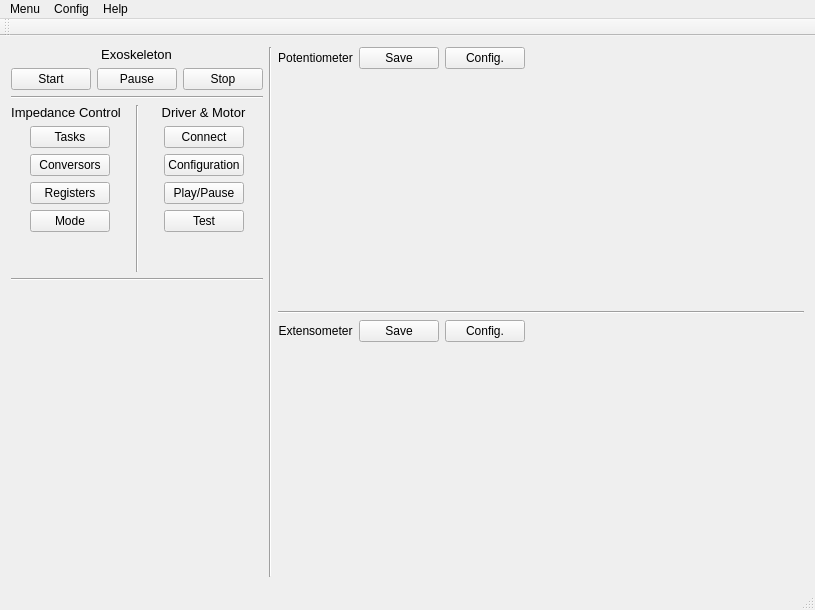
Above: mainwindow.ui from dkyabuki/ICT before the change. Below: the same form after it.
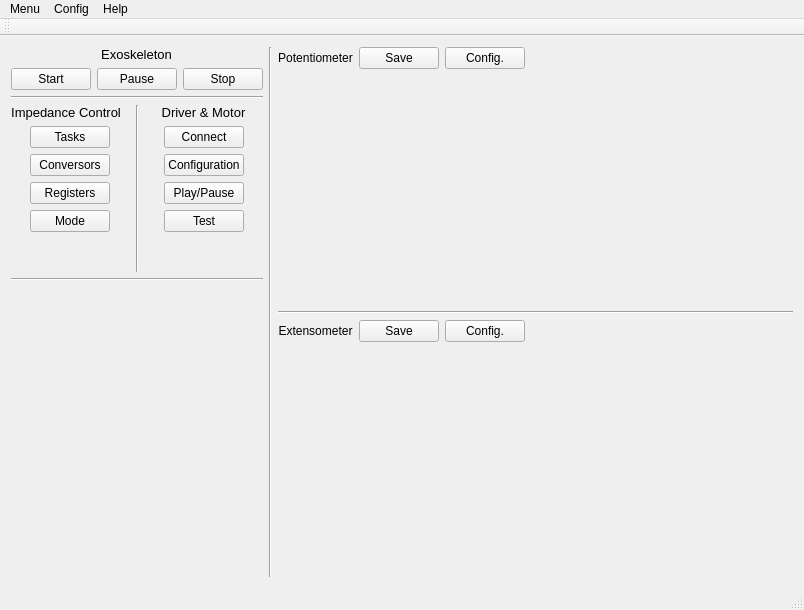
That is the form after the change. Custom widgets are drawn as their Qt base class.

Commit message: Reimplementada a estrutura de dados para plotagem e o Widget QwtPlot para plotagens mais rápidas (12/08/14)

What changed in the file:
```diff
--- a/mainwindow.ui
+++ b/mainwindow.ui
@@ -6,7 +6,7 @@
    <rect>
     <x>0</x>
     <y>0</y>
-    <width>815</width>
+    <width>804</width>
     <height>610</height>
    </rect>
   </property>
@@ -460,7 +460,7 @@
     <rect>
      <x>0</x>
      <y>0</y>
-     <width>815</width>
+     <width>804</width>
      <height>21</height>
     </rect>
    </property>
@@ -533,6 +533,11 @@
    <extends>QFrame</extends>
    <header>qwt_plot.h</header>
   </customwidget>
+  <customwidget>
+   <class>SequencePlot</class>
+   <extends>QwtPlot</extends>
+   <header>sequenceplot.h</header>
+  </customwidget>
  </customwidgets>
  <resources/>
  <connections/>
```
Left out of the diff: 4 changed lines with no effect on the pictures. The commit also changes 6 other files.
